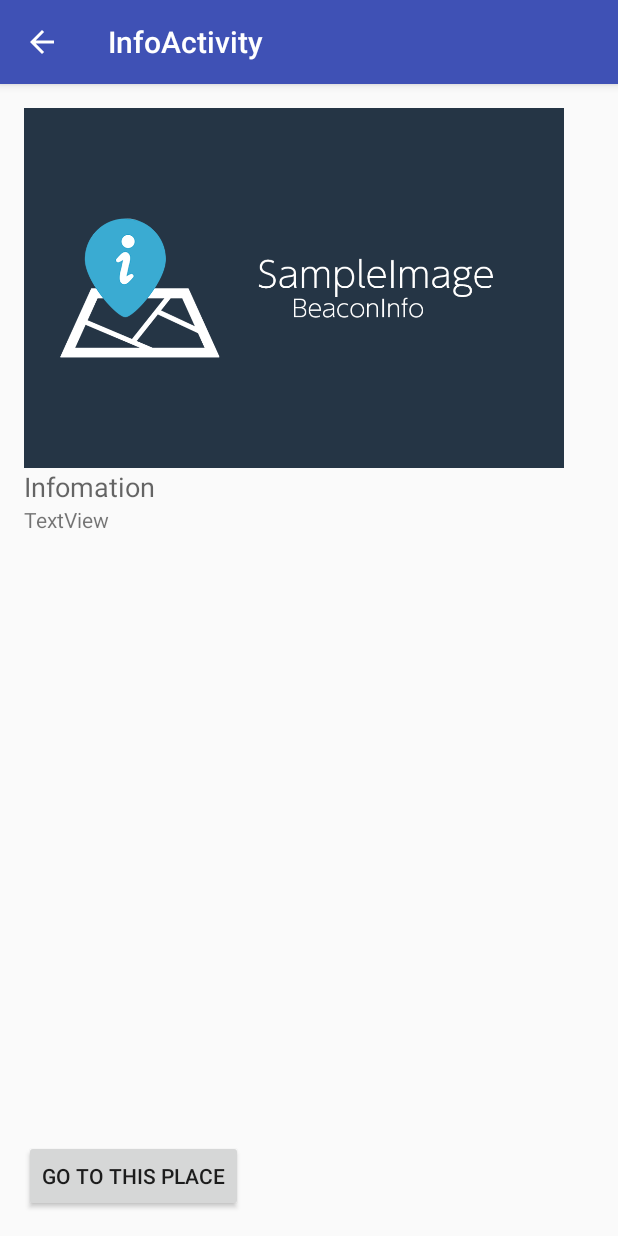
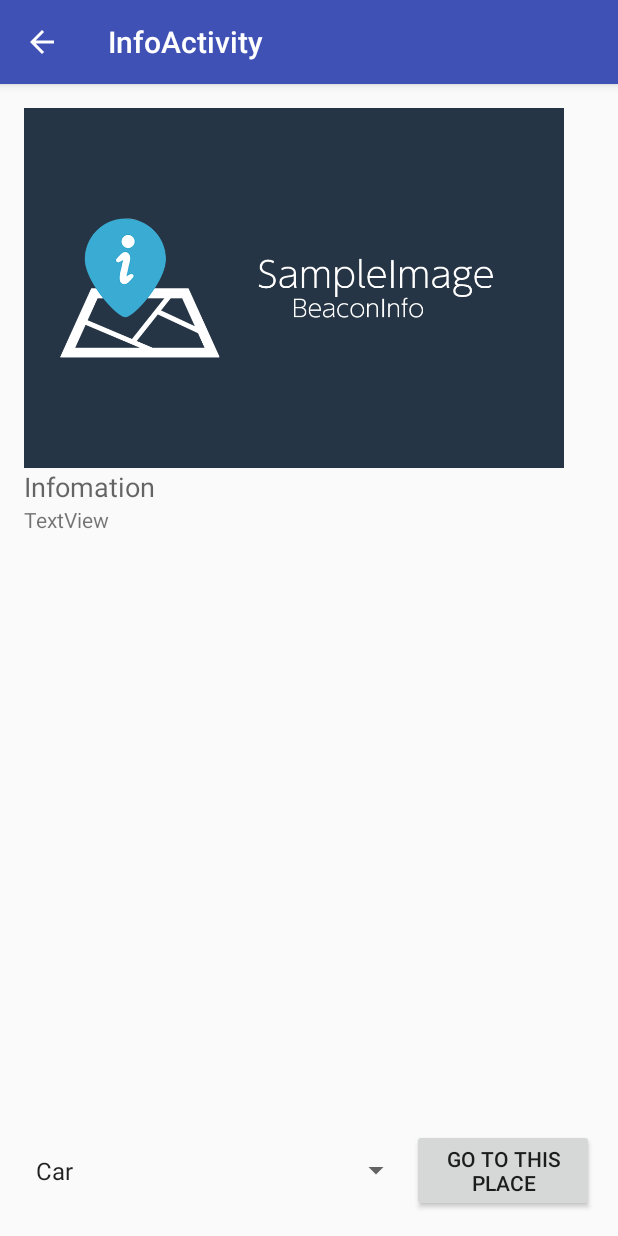
Before and after one commit to r-sek/BeaconInfo, an Android app: the InfoActivity screen opened directly, with no data from a screen before it, after a tap on "GO TO THIS PLACE", on a phone screen of 412 x 824 dp. Run offline under Robolectric (Android 15) with nearby library versions, the phone set to English and light mode, and no system bars.

Commit message:
ルート案内Spinner実装

```diff
--- a/mobile/src/main/java/info/redspirit/beaconinfo/InfoActivity.java
+++ b/mobile/src/main/java/info/redspirit/beaconinfo/InfoActivity.java
@@ -5,17 +5,26 @@ import android.net.Uri;
 import android.os.Bundle;
 import android.support.v7.app.AppCompatActivity;
 import android.support.v7.widget.Toolbar;
+import android.util.Log;
 import android.view.MenuItem;
 import android.view.View;
+import android.widget.AdapterView;
+import android.widget.ArrayAdapter;
 import android.widget.Button;
 import android.widget.ImageView;
+import android.widget.Spinner;
 import android.widget.TextView;
+
+import static info.redspirit.beaconinfo.R.id.textView;
 
 public class InfoActivity extends AppCompatActivity {
 
     ImageView iv;
     TextView placeNameTxt;
     TextView infoTxt;
+    Spinner spinner;
+    String process;
+    String[] WORDS;
 
     @Override
     protected void onCreate(Bundle savedInstanceState) {
@@ -30,8 +39,27 @@ public class InfoActivity extends AppCompatActivity {
         iv = (ImageView) findViewById(R.id.InfoMainImage);
         placeNameTxt = (TextView) findViewById(R.id.placeNameTxt);
         infoTxt = (TextView) findViewById(R.id.infoTxt);
+
+        spinner = (Spinner)findViewById(R.id.spinner);
+        ArrayAdapter<CharSequence> adapter = ArrayAdapter.createFromResource(this, R.array.spinner, android.R.layout.simple_spinner_item);
+        adapter.setDropDownViewResource(android.R.layout.simple_spinner_dropdown_item);
+        spinner.setAdapter(adapter);
+        //スピナー選択
+        spinner.setOnItemSelectedListener(new AdapterView.OnItemSelectedListener() {
+            @Override
+            public void onItemSelected(AdapterView<?> parent, View view, int position, long id) {
+                process = (String)spinner.getSelectedItem();
+                Log.i("spinner",process);
+            }
+
+            @Override
+            public void onNothingSelected(AdapterView<?> parent) {
+
+            }
+        });
+
         Button bt = (Button) findViewById(R.id.visitBtn);
-
+        //ボタン
         bt.setOnClickListener(new View.OnClickListener() {
             @Override
             public void onClick(View view) {
@@ -49,13 +77,23 @@ public class InfoActivity extends AppCompatActivity {
     private void test0() {
         String start = "新宿駅";
         String destination = "鶴岡八幡宮";
+        String dir;
 
         // 電車:r
-        String dir = "r";
+        //String dir = "r";
         // 車:d
         //String dir = "d";
         // 歩き:w
         //String dir = "w";
+        if(process.equals("Car") || process.equals("車")){
+            dir = "d";
+        }else if(process.equals("Train") || process.equals("電車")){
+            dir = "r";
+        }else{
+            dir = "w";
+        }
+
+        Log.i("dir",dir);
 
         Intent intent = new Intent();
         intent.setAction(Intent.ACTION_VIEW);
--- a/mobile/src/main/java/info/redspirit/beaconinfo/MainActivity.java
+++ b/mobile/src/main/java/info/redspirit/beaconinfo/MainActivity.java
@@ -147,7 +147,7 @@ public class MainActivity extends AppCompatActivity
                             Log.d("Beacon", "UUID:" + beacon.getId1() + ", Name:" + beacon.getBluetoothName() + ", major:" + beacon.getId2() + ", minor:" + beacon.getId3() + ", Distance:" + beacon.getDistance() + ",RSSI" + beacon.getRssi());
                             final String bName = beacon.getBluetoothName();
 
-                            //UIスレッドでのUI操作はここに記述
+                            //UIスレッドでのUI操作
                             runOnUiThread(new Runnable() {
                                 @Override
                                 public void run() {
--- a/mobile/src/main/res/layout/content_info.xml
+++ b/mobile/src/main/res/layout/content_info.xml
@@ -47,12 +47,29 @@
 
     </LinearLayout>
 
-    <Button
-        android:text="@string/visit"
-        android:layout_width="wrap_content"
+    <LinearLayout
+        android:orientation="horizontal"
+        android:layout_width="match_parent"
         android:layout_height="wrap_content"
         android:layout_alignParentBottom="true"
-        android:layout_alignParentStart="true"
-        android:id="@+id/visitBtn" />
+        android:layout_alignParentStart="true">
+
+        <Spinner
+            android:layout_width="match_parent"
+            android:layout_height="match_parent"
+            android:layout_above="@+id/visitBtn"
+            android:layout_alignParentStart="true"
+            android:id="@+id/spinner"
+            android:layout_weight="5" />
+
+        <Button
+            android:text="@string/visit"
+            android:layout_width="wrap_content"
+            android:layout_height="wrap_content"
+            android:id="@+id/visitBtn"
+            android:layout_alignParentBottom="true"
+            android:layout_alignParentStart="true"
+            android:layout_weight="1" />
+    </LinearLayout>
 
 </RelativeLayout>
--- a/mobile/src/main/res/values/dimens.xml
+++ b/mobile/src/main/res/values/dimens.xml
@@ -14,4 +14,5 @@
 
     <dimen name="fab_margin">16dp</dimen>
     <dimen name="text_margin">16dp</dimen>
+    <dimen name="appbar_padding_top">8dp</dimen>
 </resources>
```
Also changed, not shown: mobile/src/main/res/values/strings.xml (+8 -71 lines), 3 other files.
